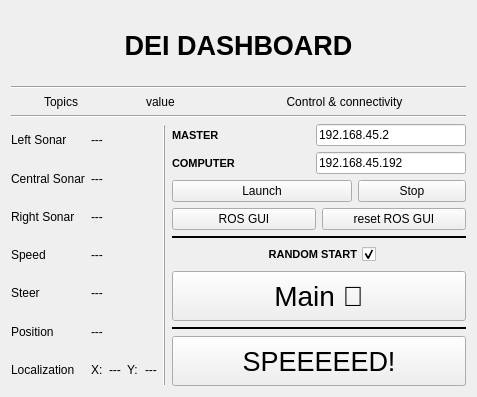
Qt form include/bfmc_dashboard/dashboard_gui.ui (euhenn/bfmc_dashboard) before a commit.
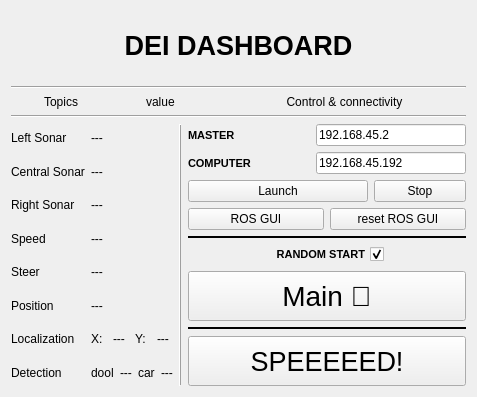
The same form after that commit.

What changed in the file:
```diff
--- a/include/bfmc_dashboard/dashboard_gui.ui
+++ b/include/bfmc_dashboard/dashboard_gui.ui
@@ -199,6 +199,13 @@
            </property>
           </widget>
          </item>
+         <item>
+          <widget class="QLabel" name="label_5">
+           <property name="text">
+            <string>Detection</string>
+           </property>
+          </widget>
+         </item>
         </layout>
        </item>
        <item>
@@ -283,6 +290,38 @@
            </item>
           </layout>
          </item>
+         <item>
+          <layout class="QHBoxLayout" name="horizontalLayout_9">
+           <item>
+            <widget class="QLabel" name="label_8">
+             <property name="text">
+              <string>dool</string>
+             </property>
+            </widget>
+           </item>
+           <item>
+            <widget class="QLabel" name="doll">
+             <property name="text">
+              <string>---</string>
+             </property>
+            </widget>
+           </item>
+           <item>
+            <widget class="QLabel" name="label_9">
+             <property name="text">
+              <string>car</string>
+             </property>
+            </widget>
+           </item>
+           <item>
+            <widget class="QLabel" name="car">
+             <property name="text">
+              <string>---</string>
+             </property>
+            </widget>
+           </item>
+          </layout>
+         </item>
         </layout>
        </item>
        <item>
```
